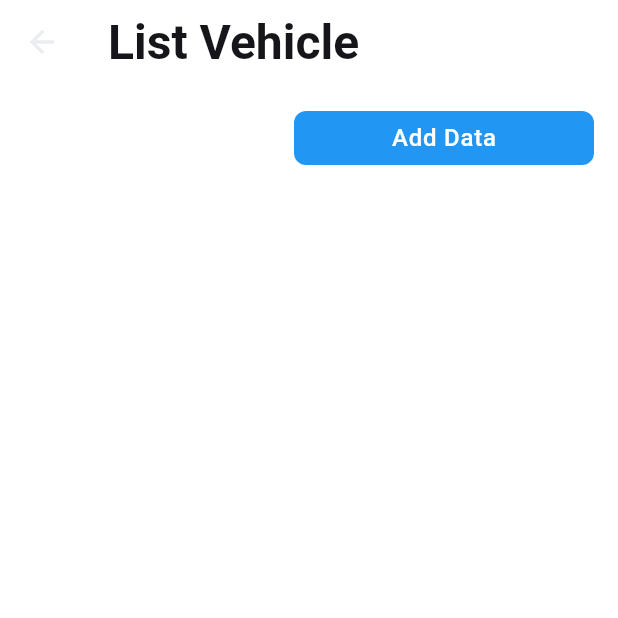
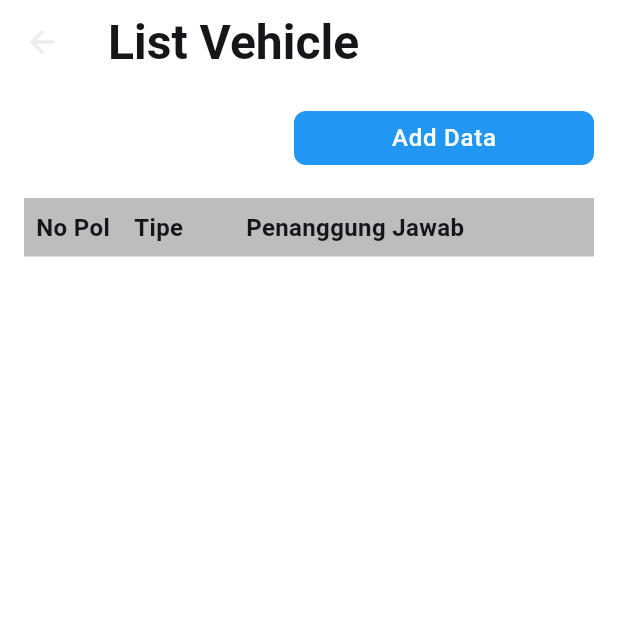
Before and after one commit to mbieb/bpad-app, a Flutter app: the VehicleBodyPage screen opened directly, on a phone screen of 412 x 824 dp, the top half of it. Run offline on Flutter 3.47's test engine with Material 3 defaults, Android fonts, the phone set to English and light mode, and no system bars; our stand-ins replace bloc, cached_network_image, cloud_firestore, connectivity_plus, dartz, dio and 15 more; missing offline and left inert: image_picker_platform_interface; accounts and stored records are empty; Roboto replaces fonts that are missing (Poppins).

Commit message:
feat: add header list column

```diff
--- a/lib/app/presentation/pages/vehicle/vehicle_page.dart
+++ b/lib/app/presentation/pages/vehicle/vehicle_page.dart
@@ -118,6 +118,37 @@ class VehicleBodyPage extends StatelessWidget {
                 ],
               ),
               gapH16,
+              Container(
+                padding: padding(all: 8),
+                color: Colors.grey[400],
+                child: Row(
+                  mainAxisAlignment: MainAxisAlignment.center,
+                  children: [
+                    Text(
+                      'No Pol',
+                      style: cTextBold,
+                    ),
+                    gapW16,
+                    Expanded(
+                      child: Text(
+                        'Tipe',
+                        style: cTextBold,
+                      ),
+                    ),
+                    Expanded(
+                      flex: 2,
+                      child: Text(
+                        'Penanggung Jawab',
+                        style: cTextBold,
+                      ),
+                    ),
+                    Expanded(
+                      child: Container(),
+                    )
+                  ],
+                ),
+              ),
+              gapH8,
               ListView.builder(
                 primary: false,
                 shrinkWrap: true,
```
Also changed, not shown: lib/app/presentation/pages/employee/employee_page.dart (+30 -0 lines), lib/app/presentation/pages/instansi/instansi_page.dart (+15 -0 lines).
